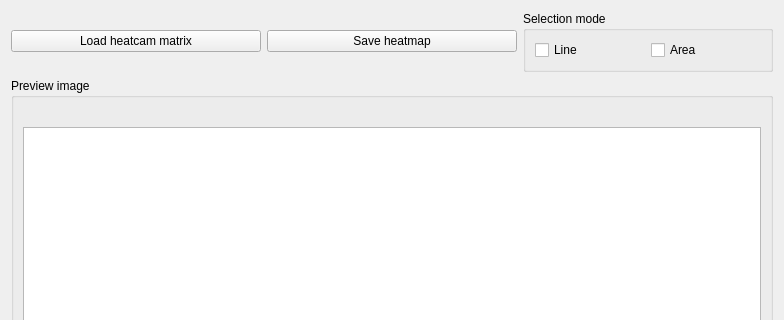
Before: the Qt Designer form visualizationform.ui in szazdenes/heatCam, drawn with Qt 5; both pictures show x 0 to 784 and y 0 to 320 of the 784 by 515 pixel window.
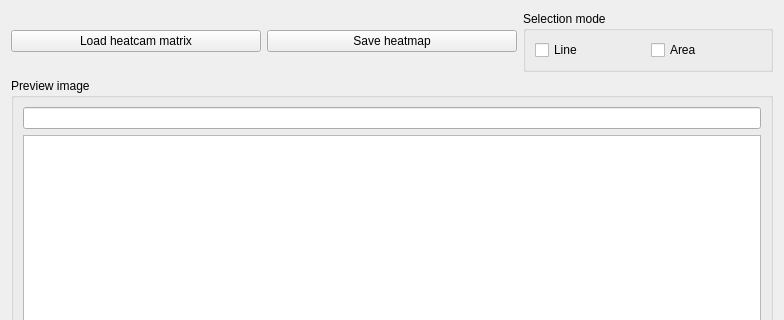
After: the same form once the commit is applied. Custom widgets are drawn as their Qt base class.

Commit message: textLabel changed to lineEdit

Diff of the .ui file:
```diff
--- a/visualizationform.ui
+++ b/visualizationform.ui
@@ -103,11 +103,7 @@
        </widget>
       </item>
       <item row="0" column="0" colspan="6">
-       <widget class="QLabel" name="fileNameLabel">
-        <property name="text">
-         <string/>
-        </property>
-       </widget>
+       <widget class="QLineEdit" name="fileNameLineEdit"/>
       </item>
      </layout>
     </widget>
```
The commit also changes 1 other file.
